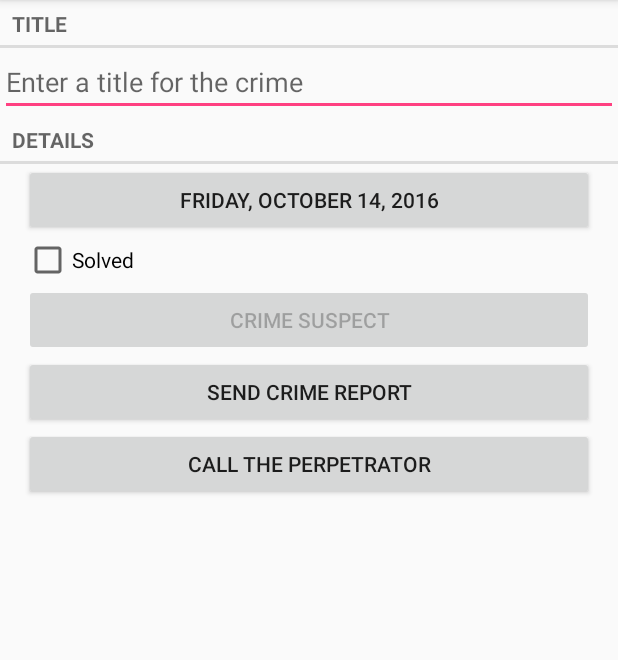
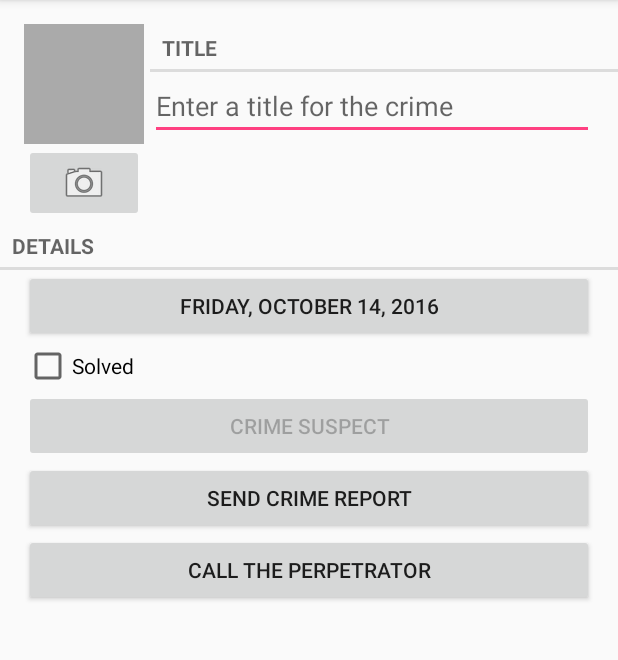
Before and after one commit to BIGxRED/CriminalIntent, an Android app: the CrimeFragment screen opened directly, with no data from a screen before it, on a phone screen of 412 x 824 dp, the part 84-744 px from its top. Run offline under Robolectric (Android 15) with nearby library versions, the phone set to English and light mode, and no system bars.

Commit message:
Can now take pictures of crime scenes

```diff
--- a/app/build.gradle
+++ b/app/build.gradle
@@ -7,7 +7,7 @@ android {
     defaultConfig {
         applicationId "com.palarz.mike.criminalintent"
         minSdkVersion 16
-        targetSdkVersion 24
+        targetSdkVersion 23
         versionCode 1
         versionName "1.0"
     }
--- a/app/src/main/AndroidManifest.xml
+++ b/app/src/main/AndroidManifest.xml
@@ -3,6 +3,9 @@
           package="com.palarz.mike.criminalintent">
 
     <uses-permission android:name="android.permission.READ_CONTACTS" />
+    <uses-permission android:name="android.permission.READ_EXTERNAL_STORAGE"
+                     android:maxSdkVersion="18"/>
+    <uses-feature android:name="android.hardware.camera2" android:required="false"/>
 
     <application
         android:allowBackup="true"
--- a/app/src/main/java/com/palarz/mike/criminalintent/Crime.java
+++ b/app/src/main/java/com/palarz/mike/criminalintent/Crime.java
@@ -60,4 +60,8 @@ public class Crime {
     public void setSuspect(String suspect){
         mSuspect = suspect;
     }
+
+    public String getPhotoFileName(){
+        return "IMG_" + getID().toString() + ".jpg";
+    }
 }
--- a/app/src/main/java/com/palarz/mike/criminalintent/CrimeFragment.java
+++ b/app/src/main/java/com/palarz/mike/criminalintent/CrimeFragment.java
@@ -5,9 +5,11 @@ import android.app.Activity;
 import android.content.Intent;
 import android.content.pm.PackageManager;
 import android.database.Cursor;
+import android.graphics.Bitmap;
 import android.net.Uri;
 import android.os.Bundle;
 import android.provider.ContactsContract;
+import android.provider.MediaStore;
 import android.support.v4.app.Fragment;
 import android.support.v4.app.FragmentManager;
 import android.support.v4.app.ShareCompat;
@@ -27,8 +29,11 @@ import android.widget.CheckBox;
 import android.widget.CompoundButton;
 import android.widget.DatePicker;
 import android.widget.EditText;
+import android.widget.ImageButton;
+import android.widget.ImageView;
 import android.widget.Toast;
 
+import java.io.File;
 import java.text.DateFormat;
 import java.text.SimpleDateFormat;
 import java.util.Date;
@@ -45,6 +50,7 @@ public class CrimeFragment extends Fragment {
     private static final int REQUEST_DATE = 0;
     private static final int REQUEST_CONTACT = 1;
     private static final int REQUEST_PERMISSION = 2;
+    private static final int REQUEST_PHOTO = 3;
     private static final String TAG = "CrimeFragment";
 
     private Crime mCrime;
@@ -55,6 +61,9 @@ public class CrimeFragment extends Fragment {
     private Button mReportButton;
     private Button mCallPerp;
     private String mPerpID;
+    private ImageButton mPhotoButton;
+    private ImageView mPhotoView;
+    private File mPhotoFile;
 
 
     public static CrimeFragment newInstance(UUID crimeID){
@@ -72,6 +81,7 @@ public class CrimeFragment extends Fragment {
         UUID crimeID = (UUID) getArguments().getSerializable(ARG_CRIME_ID);
         mCrime = CrimeLab.get(getActivity()).getCrime(crimeID);
         setHasOptionsMenu(true);
+        mPhotoFile = CrimeLab.get(getActivity()).getPhotoFile(mCrime);
     }
 
     @Override
@@ -202,6 +212,27 @@ public class CrimeFragment extends Fragment {
             }
         });
 
+        mPhotoButton = (ImageButton) v.findViewById(R.id.crime_camera);
+        final Intent captureImage = new Intent (MediaStore.ACTION_IMAGE_CAPTURE);
+
+        boolean canTakePhoto = (mPhotoFile != null) &&
+                (captureImage.resolveActivity(packageManager) != null);
+        mPhotoButton.setEnabled(canTakePhoto);
+        if(canTakePhoto){
+            Uri uri = Uri.fromFile(mPhotoFile);
+            captureImage.putExtra(MediaStore.EXTRA_OUTPUT, uri);
+        }
+
+        mPhotoButton.setOnClickListener(new View.OnClickListener(){
+            @Override
+            public void onClick(View v){
+                startActivityForResult(captureImage, REQUEST_PHOTO);
+            }
+        });
+
+        mPhotoView = (ImageView) v.findViewById(R.id.crime_photo);
+        updatePhotoView();
+
         return v;
     }
 
@@ -242,6 +273,10 @@ public class CrimeFragment extends Fragment {
             finally {
                 c.close();
             }
+        }
+
+        else if(requestCode == REQUEST_PHOTO){
+            updatePhotoView();
         }
     }
 
@@ -284,6 +319,15 @@ public class CrimeFragment extends Fragment {
         return report;
     }
 
+    private void updatePhotoView(){
+        if(mPhotoFile == null || !mPhotoFile.exists())
+            mPhotoView.setImageDrawable(null);
+        else{
+            Bitmap bitmap = PictureUtils.getScaledBitmap(mPhotoFile.getPath(), getActivity());
+            mPhotoView.setImageBitmap(bitmap);
+        }
+    }
+
     @Override
     public void onCreateOptionsMenu(Menu menu, MenuInflater inflater){
         super.onCreateOptionsMenu(menu, inflater);
--- a/app/src/main/java/com/palarz/mike/criminalintent/CrimeLab.java
+++ b/app/src/main/java/com/palarz/mike/criminalintent/CrimeLab.java
@@ -4,11 +4,13 @@ import android.content.ContentValues;
 import android.content.Context;
 import android.database.Cursor;
 import android.database.sqlite.SQLiteDatabase;
+import android.os.Environment;
 
 import com.palarz.mike.criminalintent.database.CrimeBaseHelper;
 import com.palarz.mike.criminalintent.database.CrimeCursorWrapper;
 import com.palarz.mike.criminalintent.database.CrimeDBSchema.CrimeTable;
 
+import java.io.File;
 import java.util.ArrayList;
 import java.util.List;
 import java.util.UUID;
@@ -74,6 +76,14 @@ public class CrimeLab {
         }
     }
 
+    public File getPhotoFile(Crime crime){
+        File externalFilesDir = mContext.getExternalFilesDir(Environment.DIRECTORY_PICTURES);
+        if(externalFilesDir == null)
+            return null;
+
+        return new File(externalFilesDir, crime.getPhotoFileName());
+    }
+
     public void updateCrime(Crime crime){
         String UUIDString = crime.getID().toString();
         ContentValues values = getContentValues(crime);
--- a/app/src/main/res/layout-land/fragment_crime.xml
+++ b/app/src/main/res/layout-land/fragment_crime.xml
@@ -4,18 +4,7 @@
               android:layout_width="match_parent"
               android:layout_height="match_parent">
 
-    <TextView
-        android:layout_width="match_parent"
-        android:layout_height="wrap_content"
-        android:text="@string/crime_title_label"
-        style="?android:listSeparatorTextViewStyle"
-    />
-
-    <EditText
-        android:id="@+id/crime_title"
-        android:layout_width="match_parent"
-        android:layout_height="wrap_content"
-        android:hint="@string/crime_title_hint"/>
+    <include layout="@layout/view_camera_and_title"/>
 
     <TextView
         android:layout_width="match_parent"
--- a/app/src/main/res/layout/fragment_crime.xml
+++ b/app/src/main/res/layout/fragment_crime.xml
@@ -4,18 +4,7 @@
               android:layout_width="match_parent"
               android:layout_height="match_parent">
 
-    <TextView
-        android:layout_width="match_parent"
-        android:layout_height="wrap_content"
-        android:text="@string/crime_title_label"
-        style="?android:listSeparatorTextViewStyle"
-    />
-
-    <EditText
-        android:id="@+id/crime_title"
-        android:layout_width="match_parent"
-        android:layout_height="wrap_content"
-        android:hint="@string/crime_title_hint"/>
+    <include layout="@layout/view_camera_and_title"/>
 
     <TextView
         android:layout_width="match_parent"
--- /dev/null
+++ b/app/src/main/res/layout/view_camera_and_title.xml
@@ -0,0 +1,52 @@
+<?xml version="1.0" encoding="utf-8"?>
+<LinearLayout xmlns:android="http://schemas.android.com/apk/res/android"
+              android:layout_width="match_parent"
+              android:layout_height="wrap_content"
+              android:layout_marginLeft="16dp"
+              android:layout_marginTop="16dp"
+              android:orientation="horizontal">
+
+    <LinearLayout
+        android:layout_width="wrap_content"
+        android:layout_height="wrap_content"
+        android:orientation="vertical"
+        android:layout_marginRight="4dp">
+
+        <ImageView
+            android:id="@+id/crime_photo"
+            android:layout_width="80dp"
+            android:layout_height="80dp"
+            android:scaleType="centerInside"
+            android:background="@android:color/darker_gray"
+            android:cropToPadding="true"/>
+
+        <ImageButton
+            android:id="@+id/crime_camera"
+            android:layout_width="match_parent"
+            android:layout_height="wrap_content"
+            android:src="@android:drawable/ic_menu_camera"/>
+    </LinearLayout>
+
+    <LinearLayout
+        android:layout_width="wrap_content"
+        android:layout_height="wrap_content"
+        android:orientation="vertical"
+        android:layout_weight="1">
+
+        <TextView
+            android:layout_width="match_parent"
+            android:layout_height="wrap_content"
+            android:text="@string/crime_title_label"
+            style="?android:listSeparatorTextViewStyle"/>
+
+        <EditText
+            android:id="@+id/crime_title"
+            android:layout_width="match_parent"
+            android:layout_height="wrap_content"
+            android:layout_marginRight="16dp"
+            android:hint="@string/crime_title_hint"/>
+
+    </LinearLayout>
+
+
+</LinearLayout>
```
Also changed, not shown: app/src/main/java/com/palarz/mike/criminalintent/PictureUtils.java (added, +46 -0 lines).
